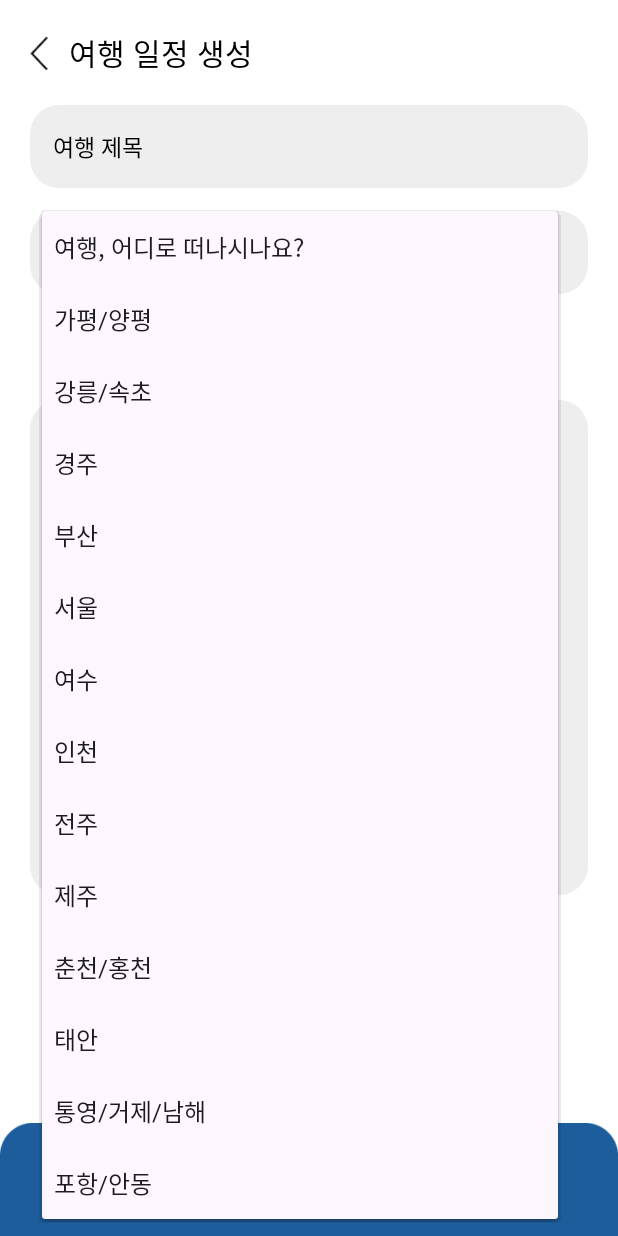
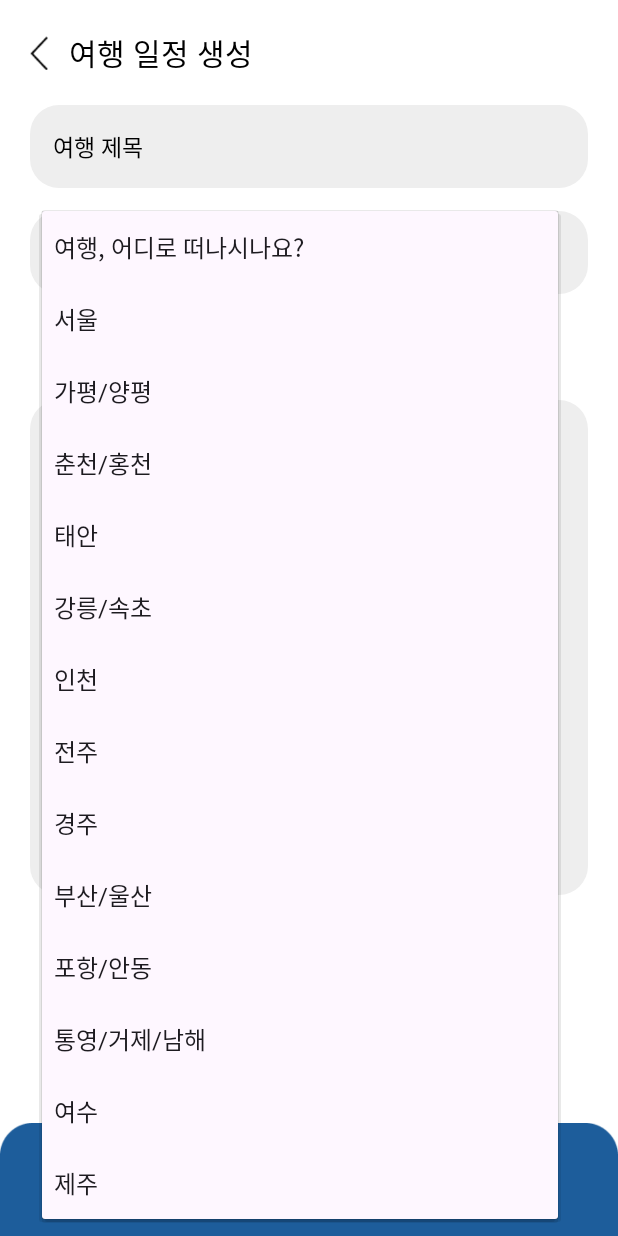
Before and after one commit to howooyeon/TravelAlone, an Android app: the TripDate_Activity screen opened directly, with no data from a screen before it, after a tap on "여행, 어디로 떠나시나요?", on a phone screen of 412 x 824 dp. Run offline under Robolectric (Android 15) with nearby library versions, the phone set to English and light mode, and no system bars; our stand-ins replace Firebase (no records; nobody signed in at launch, a user with empty details on screens opened directly); libraries missing offline, so code that uses them is left out: com.kakao.sdk.

Commit message:
fix: region array

```diff
--- a/app/src/main/res/values/array.xml
+++ b/app/src/main/res/values/array.xml
@@ -2,19 +2,19 @@
 <resources>
     <string-array name="location_array">
         <item>여행, 어디로 떠나시나요?</item>
+        <item>서울</item>
         <item>가평/양평</item>
+        <item>춘천/홍천</item>
+        <item>태안</item>
         <item>강릉/속초</item>
-        <item>경주</item>
-        <item>부산</item>
-        <item>서울</item>
-        <item>여수</item>
         <item>인천</item>
         <item>전주</item>
+        <item>경주</item>
+        <item>부산/울산</item>
+        <item>포항/안동</item>
+        <item>통영/거제/남해</item>
+        <item>여수</item>
         <item>제주</item>
-        <item>춘천/홍천</item>
-        <item>태안</item>
-        <item>통영/거제/남해</item>
-        <item>포항/안동</item>
     </string-array>
 
     <string-array name="spending">
```
